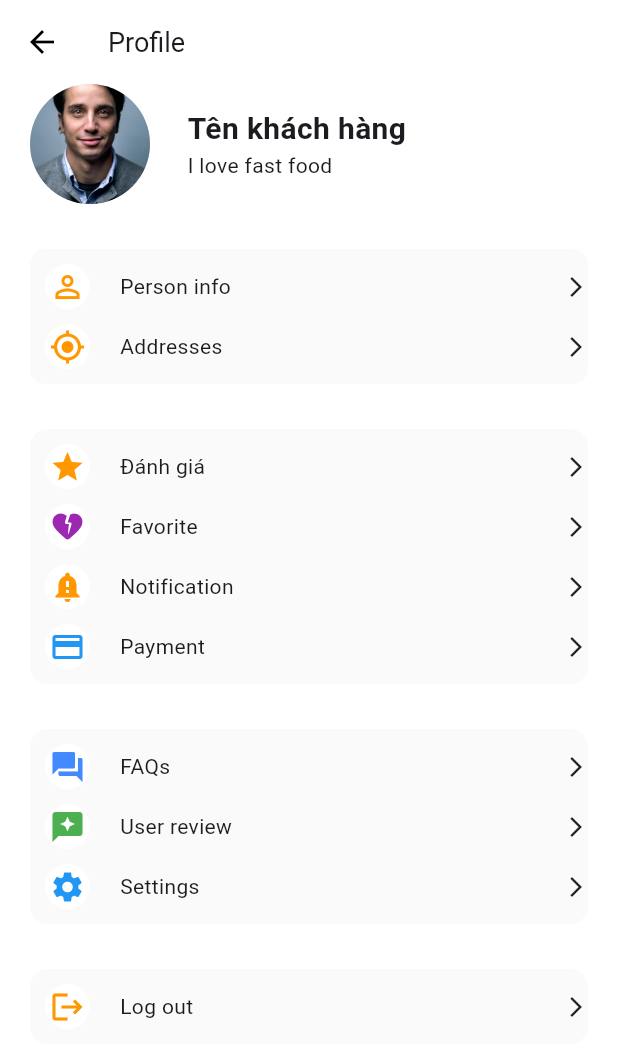
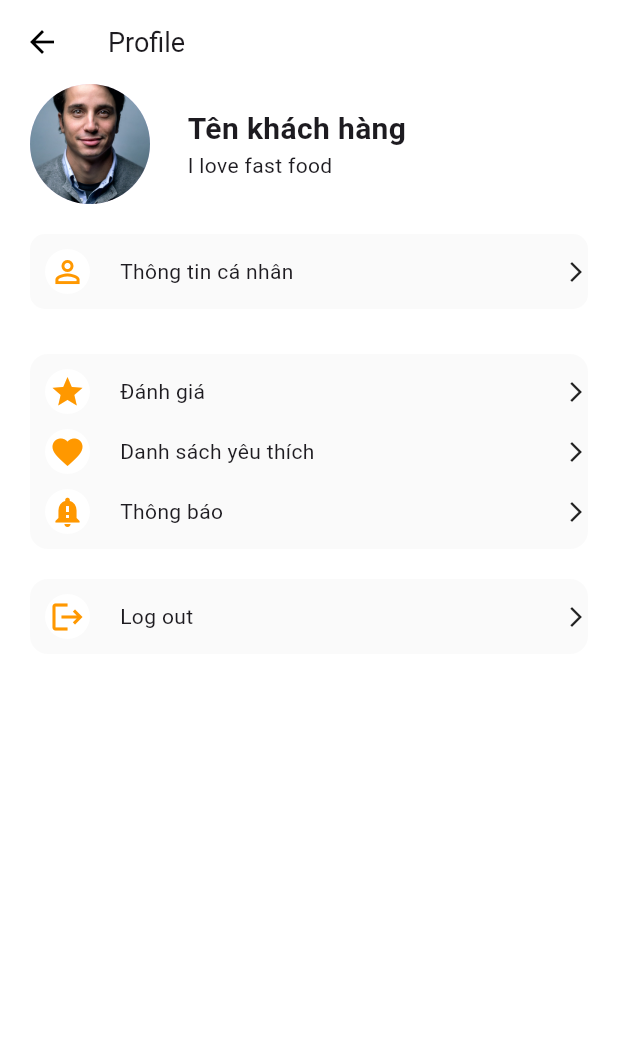
Before and after one commit to trongdat232003/hutech-canteen-1, a Flutter app: the Profile screen opened directly, on a phone screen of 412 x 824 dp. Shown: the top 1060 px of the screen. Run offline on Flutter 3.47's test engine with Material 3 defaults, Android fonts, the phone set to English and light mode, and no system bars; our stand-ins replace curved_navigation_bar, flutter_feather_icons, flutter_rating_bar, image_picker, loading_animation_widget, shared_preferences and 1 more; missing offline and left inert: currency_formatter, date_time_format; accounts and stored records are empty; network calls fail.

Commit message:
Features/Active Favorite & Get Favorite List

```diff
--- a/lib/pages/Profile.dart
+++ b/lib/pages/Profile.dart
@@ -3,8 +3,10 @@ import 'dart:convert';
 import 'package:flutter/material.dart';
 import 'package:flutter_feather_icons/flutter_feather_icons.dart';
 import 'package:hutech_cateen/pages/edit_profile.dart';
+import 'package:hutech_cateen/pages/favorite_screen.dart';
 import 'package:hutech_cateen/pages/login.dart';
 import 'package:hutech_cateen/pages/reviews_screen.dart';
+import 'package:hutech_cateen/widget/support_color.dart';
 import 'package:shared_preferences/shared_preferences.dart';
 import 'package:http/http.dart' as http;
 
@@ -116,7 +118,7 @@ class _ProfileState extends State<Profile> {
                   ],
                 ),
                 SizedBox(
-                  height: 30,
+                  height: 20,
                 ),
                 Container(
                   decoration: BoxDecoration(
@@ -152,35 +154,11 @@ class _ProfileState extends State<Profile> {
                             SizedBox(
                               width: 20,
                             ),
-                            Text("Person info"),
+                            Text("Thông tin cá nhân"),
                             Spacer(),
                             Icon(Icons.arrow_forward_ios, size: 16),
                           ],
                         ),
-                      ),
-                      SizedBox(
-                        height: 10,
-                      ),
-                      Row(
-                        children: [
-                          SizedBox(
-                            width: 10,
-                          ),
-                          CircleAvatar(
-                            radius: 15,
-                            backgroundColor: Colors.white,
-                            child: Icon(
-                              Icons.my_location,
-                              color: Colors.orange,
-                            ),
-                          ),
-                          SizedBox(
-                            width: 20,
-                          ),
-                          Text("Addresses"),
-                          Spacer(),
-                          Icon(Icons.arrow_forward_ios, size: 16),
-                        ],
                       ),
                       SizedBox(
                         height: 10,
@@ -233,7 +211,15 @@ class _ProfileState extends State<Profile> {
                       SizedBox(
                         height: 10,
                       ),
-                      Row(
+                      GestureDetector(
+                        onTap: () {
+                          Navigator.push(
+                            context,
+                            MaterialPageRoute(
+                                builder: (context) => FavoriteScreen()),
+                          );
+                        },
+                        child: Row(
                           children: [
                             SizedBox(
                               width: 10,
@@ -242,17 +228,18 @@ class _ProfileState extends State<Profile> {
                               radius: 15,
                               backgroundColor: Colors.white,
                               child: Icon(
-                              Icons.heart_broken_rounded,
-                              color: Colors.purple,
+                                Icons.favorite,
+                                color: Colors.orange,
                               ),
                             ),
                             SizedBox(
                               width: 20,
                             ),
-                          Text("Favorite"),
+                            Text("Danh sách yêu thích"),
                             Spacer(),
                             Icon(Icons.arrow_forward_ios, size: 16),
                           ],
+                        ),
                       ),
                       SizedBox(
                         height: 10,
@@ -273,31 +260,7 @@ class _ProfileState extends State<Profile> {
                           SizedBox(
                             width: 20,
                           ),
-                          Text("Notification"),
-                          Spacer(),
-                          Icon(Icons.arrow_forward_ios, size: 16),
-                        ],
-                      ),
-                      SizedBox(
-                        height: 10,
-                      ),
-                      Row(
-                        children: [
-                          SizedBox(
-                            width: 10,
-                          ),
-                          CircleAvatar(
-                            radius: 15,
-                            backgroundColor: Colors.white,
-                            child: Icon(
-                              Icons.payment,
-                              color: Colors.blue,
-                            ),
-                          ),
-                          SizedBox(
-                            width: 20,
-                          ),
-                          Text("Payment"),
+                          Text("Thông báo"),
                           Spacer(),
                           Icon(Icons.arrow_forward_ios, size: 16),
                         ],
@@ -309,94 +272,7 @@ class _ProfileState extends State<Profile> {
                   ),
                 ),
                 SizedBox(
-                  height: 30,
-                ),
-                Container(
-                  decoration: BoxDecoration(
-                      color: Colors.grey.shade50,
-                      borderRadius: BorderRadius.circular(12)),
-                  child: Column(
-                    children: [
-                      SizedBox(
-                        height: 10,
-                      ),
-                      Row(
-                        children: [
-                          SizedBox(
-                            width: 10,
-                          ),
-                          CircleAvatar(
-                            radius: 15,
-                            backgroundColor: Colors.white,
-                            child: Icon(
-                              Icons.question_answer,
-                              color: Colors.blueAccent,
-                            ),
-                          ),
-                          SizedBox(
-                            width: 20,
-                          ),
-                          Text("FAQs"),
-                          Spacer(),
-                          Icon(Icons.arrow_forward_ios, size: 16),
-                        ],
-                      ),
-                      SizedBox(
-                        height: 10,
-                      ),
-                      Row(
-                        children: [
-                          SizedBox(
-                            width: 10,
-                          ),
-                          CircleAvatar(
-                            radius: 15,
-                            backgroundColor: Colors.white,
-                            child: Icon(
-                              Icons.reviews,
-                              color: Colors.green,
-                            ),
-                          ),
-                          SizedBox(
-                            width: 20,
-                          ),
-                          Text("User review"),
-                          Spacer(),
-                          Icon(Icons.arrow_forward_ios, size: 16),
-                        ],
-                      ),
-                      SizedBox(
-                        height: 10,
-                      ),
-                      Row(
-                        children: [
-                          SizedBox(
-                            width: 10,
-                          ),
-                          CircleAvatar(
-                            radius: 15,
-                            backgroundColor: Colors.white,
-                            child: Icon(
-                              Icons.settings,
-                              color: Colors.blue,
-                            ),
-                          ),
-                          SizedBox(
-                            width: 20,
-                          ),
-                          Text("Settings"),
-                          Spacer(),
-                          Icon(Icons.arrow_forward_ios, size: 16),
-                        ],
-                      ),
-                      SizedBox(
-                        height: 10,
-                      ),
-                    ],
-                  ),
-                ),
-                SizedBox(
-                  height: 30,
+                  height: 20,
                 ),
                 Container(
                   decoration: BoxDecoration(
--- a/lib/pages/bottomnav.dart
+++ b/lib/pages/bottomnav.dart
@@ -40,7 +40,7 @@ class _BottomNavState extends State<BottomNav> {
       bottomNavigationBar: CurvedNavigationBar(
           height: 65,
           backgroundColor: Colors.white,
-          index: 2,
+          index: 0,
           color: ColorWidget.primaryColor(),
           animationDuration: Duration(milliseconds: 500),
           onTap: (int index) {
```
Also changed, not shown: lib/pages/ProductDetail.dart (+31 -10 lines), lib/pages/favorite_screen.dart (added, +112 -0 lines), lib/services/apiProduct.dart (+4 -7 lines), lib/services/api_favorite.dart (added, +55 -0 lines). Lines whose indentation alone changed are shown as unchanged.
